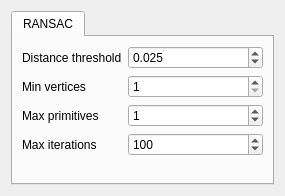
Above: noether_gui/src/widgets/mesh_modifiers/ransac_primitive_fit_modifier_widget.ui from ros-industrial/noether before the change. Below: the same form after it.
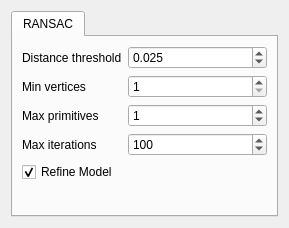
That is the form after the change. Custom widgets are drawn as their Qt base class.

Commit message: Make RANSAC model refinement optional (#359)

Diff of the .ui file:
```diff
--- a/noether_gui/src/widgets/mesh_modifiers/ransac_primitive_fit_modifier_widget.ui
+++ b/noether_gui/src/widgets/mesh_modifiers/ransac_primitive_fit_modifier_widget.ui
@@ -6,8 +6,8 @@
    <rect>
     <x>0</x>
     <y>0</y>
-    <width>285</width>
-    <height>196</height>
+    <width>289</width>
+    <height>228</height>
    </rect>
   </property>
   <property name="windowTitle">
@@ -23,6 +23,8 @@
       <attribute name="title">
        <string>RANSAC</string>
       </attribute>
+      <layout class="QVBoxLayout" name="verticalLayout_2">
+       <item>
       <layout class="QFormLayout" name="formLayout">
        <item row="0" column="0">
         <widget class="QLabel" name="label_distance_threshold">
@@ -100,6 +102,31 @@
           <number>100</number>
          </property>
         </widget>
+         </item>
+        </layout>
+       </item>
+       <item>
+        <widget class="QCheckBox" name="refine_model">
+         <property name="text">
+          <string>Refine Model</string>
+         </property>
+         <property name="checked">
+          <bool>true</bool>
+         </property>
+        </widget>
+       </item>
+       <item>
+        <spacer name="verticalSpacer">
+         <property name="orientation">
+          <enum>Qt::Vertical</enum>
+         </property>
+         <property name="sizeHint" stdset="0">
+          <size>
+           <width>20</width>
+           <height>40</height>
+          </size>
+         </property>
+        </spacer>
        </item>
       </layout>
      </widget>
```
Lines whose indentation alone changed are shown as unchanged. The commit also changes 3 other files.
